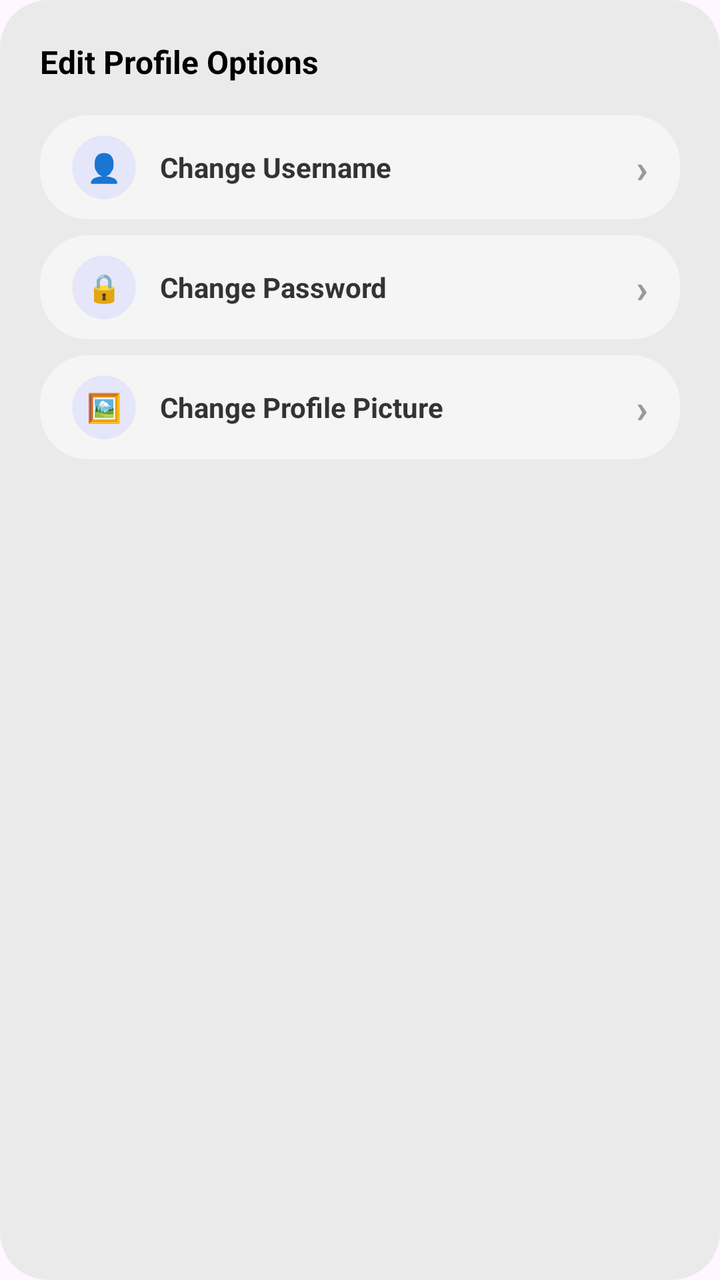
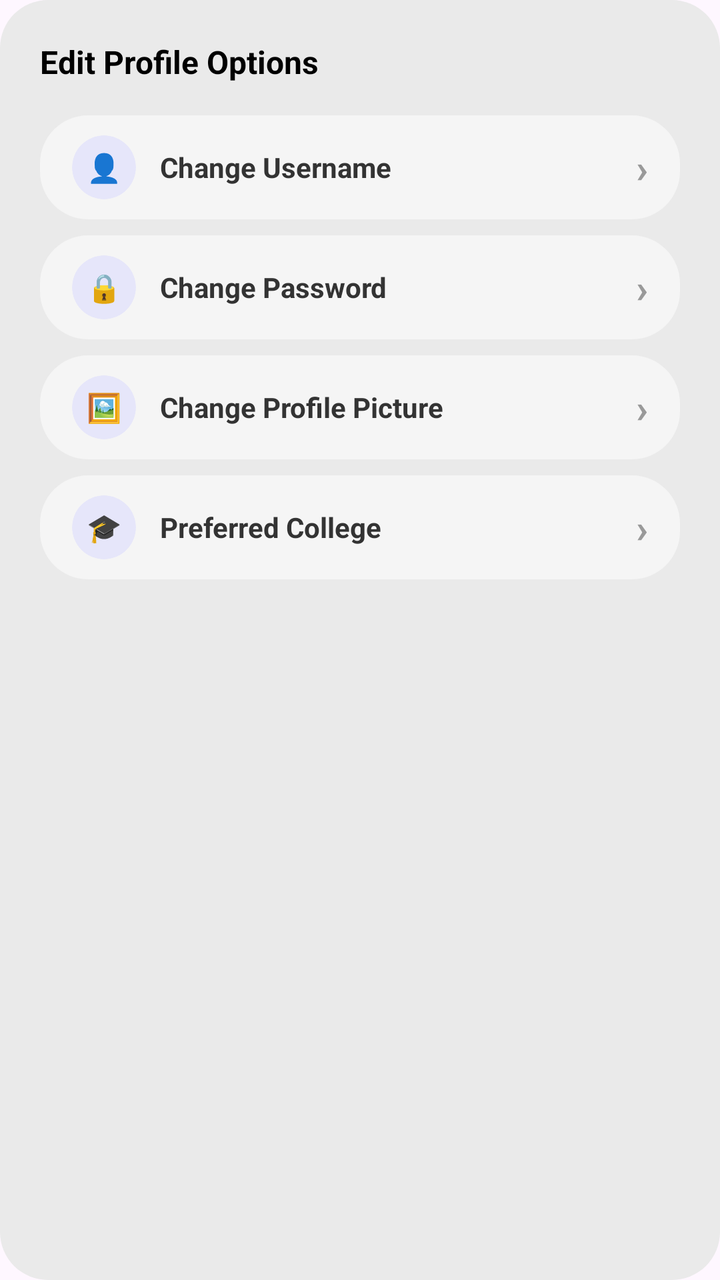

Before-and-after screenshots of an Android layout around one commit, followed by the original layout XML and the change that was made.
<!-- AndroidManifest.xml: application theme Theme.CampusConnect -->
<!-- res/layout/dialog_edit_profile_options.xml -->
<?xml version="1.0" encoding="utf-8"?>
<LinearLayout xmlns:android="http://schemas.android.com/apk/res/android"
    xmlns:app="http://schemas.android.com/apk/res-auto"
    android:layout_width="match_parent"
    android:layout_height="wrap_content"
    android:background="@drawable/report_banner_bg"
    android:orientation="vertical"
    android:padding="20dp">

    <TextView
        android:layout_width="wrap_content"
        android:layout_height="wrap_content"
        android:layout_marginBottom="16dp"
        android:text="Edit Profile Options"
        android:textColor="#000000"
        android:textSize="16sp"
        android:textStyle="bold" />

    
    <LinearLayout
        android:id="@+id/optionChangeUsername"
        android:layout_width="match_parent"
        android:layout_height="52dp"
        android:background="@drawable/search_bg"
        android:clickable="true"
        android:focusable="true"
        android:gravity="center_vertical"
        android:orientation="horizontal"
        android:paddingStart="16dp"
        android:paddingEnd="16dp">

        <androidx.cardview.widget.CardView
            android:layout_width="32dp"
            android:layout_height="32dp"
            app:cardBackgroundColor="#E6E6FA"
            app:cardCornerRadius="16dp"
            app:cardElevation="0dp">

            <TextView
                android:layout_width="match_parent"
                android:layout_height="match_parent"
                android:gravity="center"
                android:text="👤"
                android:textSize="14sp" />
        </androidx.cardview.widget.CardView>

        <TextView
            android:layout_width="0dp"
            android:layout_height="wrap_content"
            android:layout_marginStart="12dp"
            android:layout_weight="1"
            android:text="Change Username"
            android:textColor="#333333"
            android:textSize="14sp"
            android:textStyle="bold" />

        <TextView
            android:layout_width="wrap_content"
            android:layout_height="wrap_content"
            android:text="›"
            android:textColor="#999999"
            android:textSize="20sp"
            android:textStyle="bold" />
    </LinearLayout>

    
    <LinearLayout
        android:id="@+id/optionChangePassword"
        android:layout_width="match_parent"
        android:layout_height="52dp"
        android:layout_marginTop="8dp"
        android:background="@drawable/search_bg"
        android:clickable="true"
        android:focusable="true"
        android:gravity="center_vertical"
        android:orientation="horizontal"
        android:paddingStart="16dp"
        android:paddingEnd="16dp">

        <androidx.cardview.widget.CardView
            android:layout_width="32dp"
            android:layout_height="32dp"
            app:cardBackgroundColor="#E6E6FA"
            app:cardCornerRadius="16dp"
            app:cardElevation="0dp">

            <TextView
                android:layout_width="match_parent"
                android:layout_height="match_parent"
                android:gravity="center"
                android:text="🔒"
                android:textSize="14sp" />
        </androidx.cardview.widget.CardView>

        <TextView
            android:layout_width="0dp"
            android:layout_height="wrap_content"
            android:layout_marginStart="12dp"
            android:layout_weight="1"
            android:text="Change Password"
            android:textColor="#333333"
            android:textSize="14sp"
            android:textStyle="bold" />

        <TextView
            android:layout_width="wrap_content"
            android:layout_height="wrap_content"
            android:text="›"
            android:textColor="#999999"
            android:textSize="20sp"
            android:textStyle="bold" />
    </LinearLayout>

    
    <LinearLayout
        android:id="@+id/optionChangePicture"
        android:layout_width="match_parent"
        android:layout_height="52dp"
        android:layout_marginTop="8dp"
        android:background="@drawable/search_bg"
        android:clickable="true"
        android:focusable="true"
        android:gravity="center_vertical"
        android:orientation="horizontal"
        android:paddingStart="16dp"
        android:paddingEnd="16dp">

        <androidx.cardview.widget.CardView
            android:layout_width="32dp"
            android:layout_height="32dp"
            app:cardBackgroundColor="#E6E6FA"
            app:cardCornerRadius="16dp"
            app:cardElevation="0dp">

            <TextView
                android:layout_width="match_parent"
                android:layout_height="match_parent"
                android:gravity="center"
                android:text="🖼️"
                android:textSize="14sp" />
        </androidx.cardview.widget.CardView>

        <TextView
            android:layout_width="0dp"
            android:layout_height="wrap_content"
            android:layout_marginStart="12dp"
            android:layout_weight="1"
            android:text="Change Profile Picture"
            android:textColor="#333333"
            android:textSize="14sp"
            android:textStyle="bold" />

        <TextView
            android:layout_width="wrap_content"
            android:layout_height="wrap_content"
            android:text="›"
            android:textColor="#999999"
            android:textSize="20sp"
            android:textStyle="bold" />
    </LinearLayout>

</LinearLayout>
<!-- resources referenced by this layout -->
<resources>
  <!-- drawable report_banner_bg (drawable) -->
  <?xml version="1.0" encoding="utf-8"?>
  <shape xmlns:android="http://schemas.android.com/apk/res/android">
      <solid android:color="#EAEAEA" />
      <corners android:radius="24dp" />
  </shape>
  <!-- drawable search_bg (drawable) -->
  <?xml version="1.0" encoding="utf-8"?>
  <shape xmlns:android="http://schemas.android.com/apk/res/android">
      <solid android:color="#F5F5F5" />
      <corners android:radius="24dp" />
  </shape>
  <style name="Theme.CampusConnect" parent="Base.Theme.CampusConnect" />
  <style name="Base.Theme.CampusConnect" parent="Theme.Material3.DayNight.NoActionBar">
          
          
      </style>
</resources>

<!-- the commit's change to res/layout/dialog_edit_profile_options.xml (unified diff, before → after) -->
@@ -159,4 +159,51 @@
             android:textStyle="bold" />
     </LinearLayout>
 
+    <LinearLayout
+        android:id="@+id/optionPreferredCollege"
+        android:layout_width="match_parent"
+        android:layout_height="52dp"
+        android:layout_marginTop="8dp"
+        android:background="@drawable/search_bg"
+        android:clickable="true"
+        android:focusable="true"
+        android:gravity="center_vertical"
+        android:orientation="horizontal"
+        android:paddingStart="16dp"
+        android:paddingEnd="16dp">
+
+        <androidx.cardview.widget.CardView
+            android:layout_width="32dp"
+            android:layout_height="32dp"
+            app:cardBackgroundColor="#E6E6FA"
+            app:cardCornerRadius="16dp"
+            app:cardElevation="0dp">
+
+            <TextView
+                android:layout_width="match_parent"
+                android:layout_height="match_parent"
+                android:gravity="center"
+                android:text="🎓"
+                android:textSize="14sp" />
+        </androidx.cardview.widget.CardView>
+
+        <TextView
+            android:layout_width="0dp"
+            android:layout_height="wrap_content"
+            android:layout_marginStart="12dp"
+            android:layout_weight="1"
+            android:text="Preferred College"
+            android:textColor="#333333"
+            android:textSize="14sp"
+            android:textStyle="bold" />
+
+        <TextView
+            android:layout_width="wrap_content"
+            android:layout_height="wrap_content"
+            android:text="›"
+            android:textColor="#999999"
+            android:textSize="20sp"
+            android:textStyle="bold" />
+    </LinearLayout>
+
 </LinearLayout>
